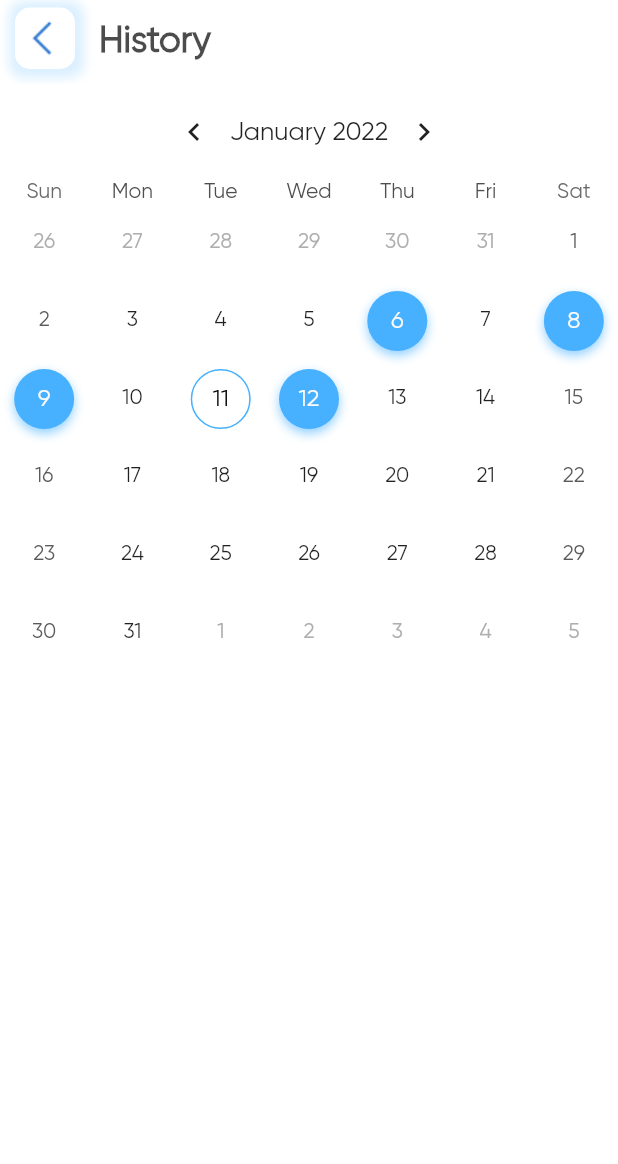
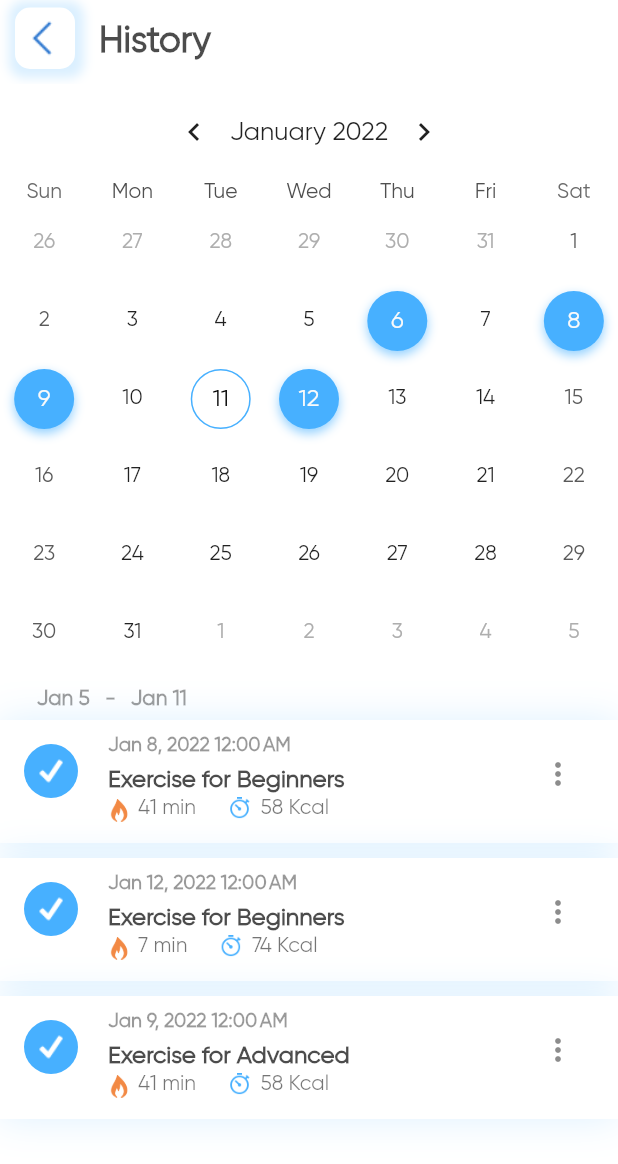
Before and after one commit to sudeshnb/exercise-app, a Flutter app: the HistoryPage screen opened by its route, on a phone screen of 412 x 824 dp. Shown: the top 1164 px of the screen. Run offline on Flutter 3.47's test engine with Material 2 defaults, Android fonts, the phone set to English and light mode, and no system bars.

Commit message:
exercise app

```diff
--- a/lib/pages/report/history_calender.dart
+++ b/lib/pages/report/history_calender.dart
@@ -26,7 +26,8 @@ class _HistoryCalenderState extends State<HistoryCalender> {
 
   final CalendarFormat calendarFormat = CalendarFormat.month;
   DateTime _focusedDay = DateTime.now();
-
+//is used no data from weeks
+  bool isDataHas = true;
   @override
   void dispose() {
     _selectedEvents.dispose();
@@ -35,12 +36,11 @@ class _HistoryCalenderState extends State<HistoryCalender> {
 
   List<Event> _getEventsForDay(DateTime day) {
     // Implementation example
+    // return eventData;
     return kEvents[day] ?? [];
   }
 
   List<Event> _getEventsForDays(Set<DateTime> days) {
-    // Implementation example
-    // Note that days are in selection order (same applies to events)
     return [
       for (final d in days) ..._getEventsForDay(d),
     ];
@@ -58,8 +58,53 @@ class _HistoryCalenderState extends State<HistoryCalender> {
     _selectedEvents.value = _getEventsForDays(_selectedDays);
   }
 
+  String monthSet(int index) {
+    String setMount = '';
+    switch (index) {
+      case 1:
+        setMount = 'Jan';
+        break;
+      case 2:
+        setMount = 'Feb';
+        break;
+      case 3:
+        setMount = 'Mar';
+        break;
+      case 4:
+        setMount = 'Apr';
+        break;
+      case 5:
+        setMount = 'May';
+        break;
+      case 6:
+        setMount = 'Jun';
+        break;
+      case 7:
+        setMount = 'Jul';
+        break;
+      case 8:
+        setMount = 'Aug';
+        break;
+      case 9:
+        setMount = 'Sep';
+        break;
+      case 10:
+        setMount = 'Oct';
+        break;
+      case 11:
+        setMount = 'Nov';
+        break;
+
+      default:
+        setMount = 'Dec';
+        break;
+    }
+    return setMount;
+  }
+
   @override
   Widget build(BuildContext context) {
+    var day = _focusedDay.subtract(const Duration(days: 6));
     return Column(
       children: [
         TableCalendar<Event>(
@@ -77,18 +122,100 @@ class _HistoryCalenderState extends State<HistoryCalender> {
             _focusedDay = focusedDay;
           },
         ),
-        const SizedBox(height: 8.0),
+        h10,
         Expanded(
           child: ValueListenableBuilder<List<Event>>(
             valueListenable: _selectedEvents,
             builder: (context, value, _) {
-              return ListView.builder(
+              if (value.isEmpty) {
+                return Column(
+                  crossAxisAlignment: CrossAxisAlignment.start,
+                  children: [
+                    Row(
+                      children: [
+                        Text(
+                          '       ${monthSet(day.month)} ${day.day.toString()}',
+                          style: TextStyle(
+                            color: black.withOpacity(0.4),
+                            fontWeight: FontWeight.bold,
+                          ),
+                        ),
+                        w10,
+                        Text(
+                          '-',
+                          style: TextStyle(
+                            color: black.withOpacity(0.4),
+                            fontWeight: FontWeight.bold,
+                          ),
+                        ),
+                        w10,
+                        Text(
+                          "${monthSet(_focusedDay.month)} ${_focusedDay.day.toString()}",
+                          style: TextStyle(
+                            color: black.withOpacity(0.4),
+                            fontWeight: FontWeight.bold,
+                          ),
+                        ),
+                      ],
+                    ),
+                    isDataHas == true
+                        ? Expanded(
+                            child: ListView.builder(
+                                itemCount: eventData.length,
+                                itemBuilder: (itemBuilder, index) {
+                                  var date = DateFormat.yMMMd('en_US')
+                                      .add_jm()
+                                      .format(eventData[index].dateTime);
+                                  return eventListTile(
+                                      date, eventData, index, context);
+                                }),
+                          )
+                        : Center(
+                            child: Text(
+                              "No Data",
+                              style: TextStyle(
+                                color: black.withOpacity(0.4),
+                                fontWeight: FontWeight.bold,
+                              ),
+                            ),
+                          ),
+                  ],
+                );
+              } else {
+                return Column(
+                  crossAxisAlignment: CrossAxisAlignment.start,
+                  children: [
+                    Text(
+                      "       ${monthSet(value[0].dateTime.month)} ${value[0].dateTime.day}",
+                      style: TextStyle(
+                        color: black.withOpacity(0.4),
+                        fontWeight: FontWeight.bold,
+                      ),
+                    ),
+                    Expanded(
+                      child: ListView.builder(
                         itemCount: value.length,
                         itemBuilder: (context, index) {
                           var date = DateFormat.yMMMd('en_US')
                               .add_jm()
                               .format(value[index].dateTime);
 
+                          return eventListTile(date, value, index, context);
+                        },
+                      ),
+                    ),
+                  ],
+                );
+              }
+            },
+          ),
+        ),
+      ],
+    );
+  }
+
+  Container eventListTile(
+      String date, List<Event> value, int index, BuildContext context) {
     return Container(
       margin: const EdgeInsets.symmetric(vertical: 5.0),
       padding: const EdgeInsets.only(bottom: 10.0),
@@ -119,14 +246,15 @@ class _HistoryCalenderState extends State<HistoryCalender> {
               date,
               style: TextStyle(
                 color: black.withOpacity(0.4),
-                              fontSize: 12,
+                fontSize: 13,
                 fontWeight: FontWeight.bold,
               ),
             ),
+            h5,
             Text(
               value[index].title.toString(),
               style: TextStyle(
-                              color: black.withOpacity(0.6),
+                color: black.withOpacity(0.7),
                 fontSize: 16,
                 fontWeight: FontWeight.w600,
               ),
@@ -138,16 +266,18 @@ class _HistoryCalenderState extends State<HistoryCalender> {
           children: [
             Image.asset(
               'assets/icons/gas.png',
-                            height: 20,
+              height: 15,
               color: orange,
             ),
+            w5,
             Text('${value[index].min} min'),
             w20,
             Image.asset(
               'assets/icons/time.png',
-                            height: 20,
+              height: 18,
               color: blue,
             ),
+            w5,
             Text('${value[index].kcal} Kcal'),
           ],
         ),
@@ -158,8 +288,7 @@ class _HistoryCalenderState extends State<HistoryCalender> {
                 builder: (builder) {
                   return AppDialog(
                     title: 'Delete',
-                                  subTitle:
-                                      'Are you sure you want to delete it?',
+                    subTitle: 'Are you sure you want to delete it?',
                     onContinue: () {
                       setState(() => value.removeAt(index));
                       Navigator.pop(context);
@@ -171,12 +300,23 @@ class _HistoryCalenderState extends State<HistoryCalender> {
         ),
       ),
     );
-                },
-              );
-            },
-          ),
-        ),
-      ],
-    );
   }
 }
+
+List<Event> eventData = [
+  Event(
+      dateTime: DateTime.utc(2022, 1, 8),
+      title: 'Exercise for Beginners',
+      min: '41',
+      kcal: '58'),
+  Event(
+      dateTime: DateTime.utc(2022, 1, 12),
+      title: 'Exercise for Beginners',
+      min: '7',
+      kcal: '74'),
+  Event(
+      dateTime: DateTime.utc(2022, 1, 9),
+      title: 'Exercise for Advanced',
+      min: '41',
+      kcal: '58')
+];
--- a/lib/pages/report/history_page.dart
+++ b/lib/pages/report/history_page.dart
@@ -1,6 +1,7 @@
 import 'package:exercise_app/pages/report/history_calender.dart';
 import 'package:exercise_app/Core/color.dart';
 import 'package:exercise_app/widgets/custom_circle_button.dart';
+import 'package:exercise_app/widgets/picker.dart';
 import 'package:flutter/material.dart';
 
 class HistoryPage extends StatefulWidget {
@@ -34,7 +35,9 @@ class _HistoryPageState extends State<HistoryPage> {
           ),
         ),
       ),
-      body: const HistoryCalender(),
+      body: const CustomPicker(
+        child: HistoryCalender(),
+      ),
     );
   }
 }
```
Lines whose indentation alone changed are shown as unchanged.
